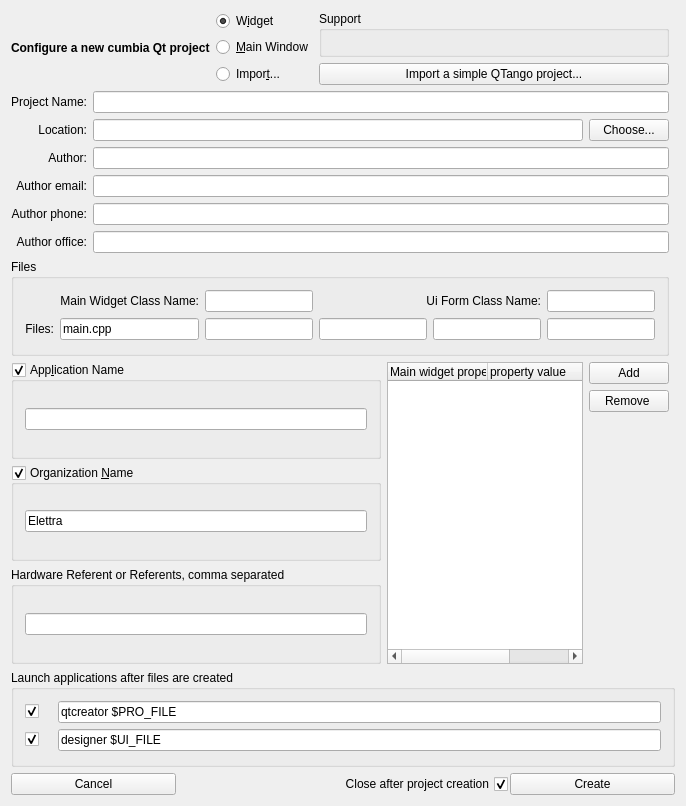
Qt form qumbia-apps/qumbiaprojectwizard/qumbiaprojectwizard.ui (ELETTRA-SincrotroneTrieste/cumbia-libs) before a commit.
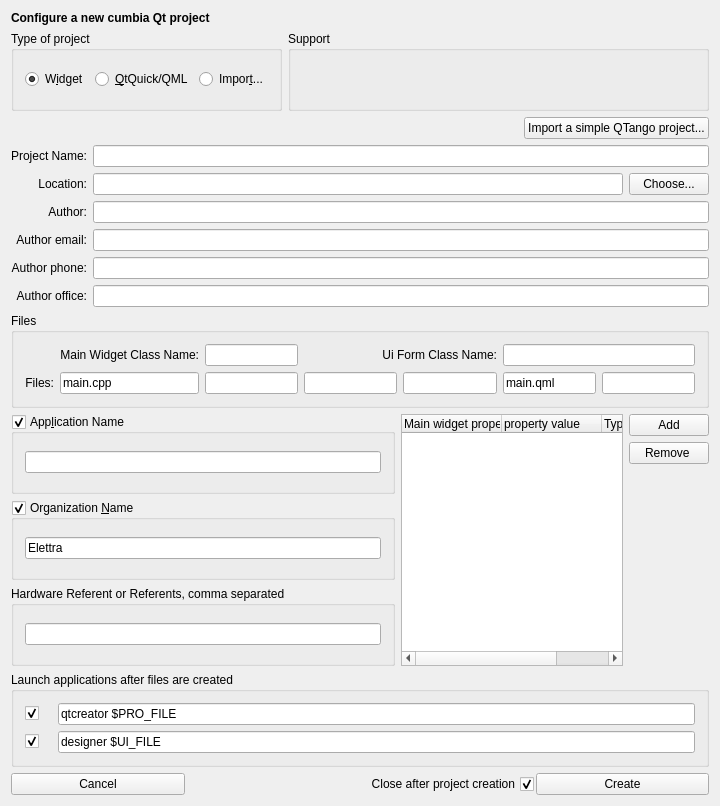
The same form after that commit.

Commit message: initial support to create qml projects

The edit to the form file:
```diff
--- a/qumbia-apps/qumbiaprojectwizard/qumbiaprojectwizard.ui
+++ b/qumbia-apps/qumbiaprojectwizard/qumbiaprojectwizard.ui
@@ -6,7 +6,7 @@
    <rect>
     <x>0</x>
     <y>0</y>
-    <width>686</width>
+    <width>720</width>
     <height>806</height>
    </rect>
   </property>
@@ -14,10 +14,32 @@
    <string>New cumbia Qt Project</string>
   </property>
   <layout class="QGridLayout" name="gridLayout_4">
-   <item row="5" column="0" colspan="4">
-    <widget class="QGroupBox" name="groupBox_4">
+   <item row="0" column="0" colspan="2">
+    <widget class="QLabel" name="label_6">
+     <property name="sizePolicy">
+      <sizepolicy hsizetype="Preferred" vsizetype="Fixed">
+       <horstretch>0</horstretch>
+       <verstretch>0</verstretch>
+      </sizepolicy>
+     </property>
+     <property name="font">
+      <font>
+       <weight>75</weight>
+       <bold>true</bold>
+      </font>
+     </property>
+     <property name="text">
+      <string>Configure a new cumbia Qt project</string>
+     </property>
+     <property name="alignment">
+      <set>Qt::AlignLeading|Qt::AlignLeft|Qt::AlignVCenter</set>
+     </property>
+    </widget>
+   </item>
+   <item row="12" column="0" colspan="5">
+    <widget class="QGroupBox" name="groupBox_2">
      <property name="title">
-      <string>App&amp;lication Name</string>
+      <string>Organization &amp;Name</string>
      </property>
      <property name="checkable">
       <bool>true</bool>
@@ -25,9 +47,15 @@
      <property name="save" stdset="0">
       <bool>true</bool>
      </property>
-     <layout class="QHBoxLayout" name="horizontalLayout_3">
+     <layout class="QHBoxLayout" name="horizontalLayout_2">
       <item>
-       <widget class="QLineEdit" name="leApplicationName">
+       <widget class="QLineEdit" name="leOrganizationName">
+        <property name="text">
+         <string>Elettra</string>
+        </property>
+        <property name="save" stdset="0">
+         <bool>true</bool>
+        </property>
         <property name="placeholder" stdset="0">
          <string>$APPLICATION_NAME$</string>
         </property>
@@ -39,7 +67,7 @@
      </layout>
     </widget>
    </item>
-   <item row="8" column="0" colspan="6">
+   <item row="14" column="0" colspan="7">
     <widget class="QGroupBox" name="groupBox">
      <property name="title">
       <string>Launch applications after files are created</string>
@@ -107,7 +135,7 @@
      </layout>
     </widget>
    </item>
-   <item row="10" column="0" colspan="6">
+   <item row="16" column="0" colspan="7">
     <layout class="QHBoxLayout" name="horizontalLayout">
      <property name="spacing">
       <number>2</number>
@@ -162,7 +190,224 @@
      </item>
     </layout>
    </item>
-   <item row="3" column="0" colspan="5">
+   <item row="10" column="0" colspan="7">
+    <widget class="QGroupBox" name="grBoxFiles">
+     <property name="title">
+      <string>Files</string>
+     </property>
+     <layout class="QGridLayout" name="gridLayout">
+      <item row="1" column="0">
+       <widget class="QLabel" name="label_5">
+        <property name="text">
+         <string>Files:</string>
+        </property>
+        <property name="alignment">
+         <set>Qt::AlignRight|Qt::AlignTrailing|Qt::AlignVCenter</set>
+        </property>
+       </widget>
+      </item>
+      <item row="1" column="1">
+       <widget class="QLineEdit" name="leMain">
+        <property name="text">
+         <string>main.cpp</string>
+        </property>
+        <property name="checkContents" stdset="0">
+         <string>not_empty</string>
+        </property>
+        <property name="extension" stdset="0">
+         <string>.cpp</string>
+        </property>
+       </widget>
+      </item>
+      <item row="1" column="2">
+       <widget class="QLineEdit" name="leCppFile">
+        <property name="toolTip">
+         <string>&lt;html&gt;&lt;head/&gt;&lt;body&gt;&lt;p&gt;Widget or main window file&lt;/p&gt;&lt;/body&gt;&lt;/html&gt;</string>
+        </property>
+        <property name="placeholder" stdset="0">
+         <string>$CPPFILE$</string>
+        </property>
+        <property name="checkContents" stdset="0">
+         <string>not_empty</string>
+        </property>
+        <property name="extension" stdset="0">
+         <string>.cpp</string>
+        </property>
+       </widget>
+      </item>
+      <item row="1" column="3">
+       <widget class="QLineEdit" name="leCHFile">
+        <property name="toolTip">
+         <string>&lt;html&gt;&lt;head/&gt;&lt;body&gt;&lt;p&gt;Widget or main window header file&lt;/p&gt;&lt;/body&gt;&lt;/html&gt;</string>
+        </property>
+        <property name="placeholder" stdset="0">
+         <string>$HFILE$</string>
+        </property>
+        <property name="checkContents" stdset="0">
+         <string>not_empty</string>
+        </property>
+        <property name="extension" stdset="0">
+         <string>.h</string>
+        </property>
+       </widget>
+      </item>
+      <item row="1" column="4">
+       <widget class="QLineEdit" name="leFormFile">
+        <property name="toolTip">
+         <string>&lt;html&gt;&lt;head/&gt;&lt;body&gt;&lt;p&gt;Widget or main window designer form &amp;quot;ui&amp;quot; file&lt;/p&gt;&lt;/body&gt;&lt;/html&gt;</string>
+        </property>
+        <property name="placeholder" stdset="0">
+         <string>$FORMFILE$</string>
+        </property>
+        <property name="checkContents" stdset="0">
+         <string>not_empty</string>
+        </property>
+        <property name="extension" stdset="0">
+         <string>.ui</string>
+        </property>
+       </widget>
+      </item>
+      <item row="1" column="6">
+       <widget class="QLineEdit" name="leProFile">
+        <property name="checkContents" stdset="0">
+         <string>not_empty</string>
+        </property>
+        <property name="extension" stdset="0">
+         <string>.pro</string>
+        </property>
+       </widget>
+      </item>
+      <item row="0" column="3" colspan="2">
+       <widget class="QLabel" name="label_11">
+        <property name="text">
+         <string>Ui Form Class Name:</string>
+        </property>
+        <property name="alignment">
+         <set>Qt::AlignRight|Qt::AlignTrailing|Qt::AlignVCenter</set>
+        </property>
+       </widget>
+      </item>
+      <item row="0" column="2">
+       <widget class="QLineEdit" name="leMainWidgetName">
+        <property name="placeholder" stdset="0">
+         <string>$MAINCLASS$</string>
+        </property>
+        <property name="checkContents" stdset="0">
+         <string>not_empty</string>
+        </property>
+       </widget>
+      </item>
+      <item row="0" column="1">
+       <widget class="QLabel" name="label_10">
+        <property name="text">
+         <string>Main Widget Class Name:</string>
+        </property>
+        <property name="alignment">
+         <set>Qt::AlignRight|Qt::AlignTrailing|Qt::AlignVCenter</set>
+        </property>
+       </widget>
+      </item>
+      <item row="1" column="5">
+       <widget class="QLineEdit" name="leMainQml">
+        <property name="toolTip">
+         <string>&lt;html&gt;&lt;head/&gt;&lt;body&gt;&lt;p&gt;The main QML file for the UI&lt;/p&gt;&lt;/body&gt;&lt;/html&gt;</string>
+        </property>
+        <property name="text">
+         <string>main.qml</string>
+        </property>
+        <property name="placeholder" stdset="0">
+         <string>$FORMFILE$</string>
+        </property>
+        <property name="checkContents" stdset="0">
+         <string>not_empty</string>
+        </property>
+        <property name="extension" stdset="0">
+         <string>.qml</string>
+        </property>
+       </widget>
+      </item>
+      <item row="0" column="5" colspan="2">
+       <widget class="QLineEdit" name="leUiFormClassName">
+        <property name="placeholder" stdset="0">
+         <string>$UIFORMCLASS$</string>
+        </property>
+        <property name="checkContents" stdset="0">
+         <string>not_empty</string>
+        </property>
+       </widget>
+      </item>
+     </layout>
+    </widget>
+   </item>
+   <item row="11" column="0" colspan="5">
+    <widget class="QGroupBox" name="groupBox_4">
+     <property name="title">
+      <string>App&amp;lication Name</string>
+     </property>
+     <property name="checkable">
+      <bool>true</bool>
+     </property>
+     <property name="save" stdset="0">
+      <bool>true</bool>
+     </property>
+     <layout class="QHBoxLayout" name="horizontalLayout_3">
+      <item>
+       <widget class="QLineEdit" name="leApplicationName">
+        <property name="placeholder" stdset="0">
+         <string>$APPLICATION_NAME$</string>
+        </property>
+        <property name="content" stdset="0">
+         <string>appname</string>
+        </property>
+       </widget>
+      </item>
+     </layout>
+    </widget>
+   </item>
+   <item row="11" column="5" rowspan="3" colspan="2">
+    <layout class="QGridLayout" name="gridLayout_3">
+     <item row="0" column="1">
+      <widget class="QPushButton" name="pbAddProperty">
+       <property name="text">
+        <string>Add</string>
+       </property>
+      </widget>
+     </item>
+     <item row="1" column="1">
+      <widget class="QPushButton" name="pbRemoveProperty">
+       <property name="text">
+        <string>Remove </string>
+       </property>
+      </widget>
+     </item>
+     <item row="0" column="0" rowspan="3">
+      <widget class="QTreeWidget" name="twProperties">
+       <property name="sizePolicy">
+        <sizepolicy hsizetype="Expanding" vsizetype="Expanding">
+         <horstretch>0</horstretch>
+         <verstretch>0</verstretch>
+        </sizepolicy>
+       </property>
+       <column>
+        <property name="text">
+         <string>Main widget property name</string>
+        </property>
+       </column>
+       <column>
+        <property name="text">
+         <string>property value</string>
+        </property>
+       </column>
+       <column>
+        <property name="text">
+         <string>Type</string>
+        </property>
+       </column>
+      </widget>
+     </item>
+    </layout>
+   </item>
+   <item row="9" column="0" colspan="7">
     <layout class="QGridLayout" name="gridLayout_2">
      <item row="0" column="0">
       <widget class="QLabel" name="label">
@@ -311,168 +556,7 @@
      </item>
     </layout>
    </item>
-   <item row="4" column="0" colspan="5">
-    <widget class="QGroupBox" name="grBoxFiles">
-     <property name="title">
-      <string>Files</string>
-     </property>
-     <layout class="QGridLayout" name="gridLayout">
-      <item row="1" column="0">
-       <widget class="QLabel" name="label_5">
-        <property name="text">
-         <string>Files:</string>
-        </property>
-        <property name="alignment">
-         <set>Qt::AlignRight|Qt::AlignTrailing|Qt::AlignVCenter</set>
-        </property>
-       </widget>
-      </item>
-      <item row="1" column="1">
-       <widget class="QLineEdit" name="leMain">
-        <property name="text">
-         <string>main.cpp</string>
-        </property>
-        <property name="checkContents" stdset="0">
-         <string>not_empty</string>
-        </property>
-        <property name="extension" stdset="0">
-         <string>.cpp</string>
-        </property>
-       </widget>
-      </item>
-      <item row="1" column="2">
-       <widget class="QLineEdit" name="leCppFile">
-        <property name="toolTip">
-         <string>&lt;html&gt;&lt;head/&gt;&lt;body&gt;&lt;p&gt;Widget or main window file&lt;/p&gt;&lt;/body&gt;&lt;/html&gt;</string>
-        </property>
-        <property name="placeholder" stdset="0">
-         <string>$CPPFILE$</string>
-        </property>
-        <property name="checkContents" stdset="0">
-         <string>not_empty</string>
-        </property>
-        <property name="extension" stdset="0">
-         <string>.cpp</string>
-        </property>
-       </widget>
-      </item>
-      <item row="1" column="3">
-       <widget class="QLineEdit" name="leCHFile">
-        <property name="toolTip">
-         <string>&lt;html&gt;&lt;head/&gt;&lt;body&gt;&lt;p&gt;Widget or main window header file&lt;/p&gt;&lt;/body&gt;&lt;/html&gt;</string>
-        </property>
-        <property name="placeholder" stdset="0">
-         <string>$HFILE$</string>
-        </property>
-        <property name="checkContents" stdset="0">
-         <string>not_empty</string>
-        </property>
-        <property name="extension" stdset="0">
-         <string>.h</string>
-        </property>
-       </widget>
-      </item>
-      <item row="1" column="4">
-       <widget class="QLineEdit" name="leFormFile">
-        <property name="toolTip">
-         <string>&lt;html&gt;&lt;head/&gt;&lt;body&gt;&lt;p&gt;Widget or main window designer form &amp;quot;ui&amp;quot; file&lt;/p&gt;&lt;/body&gt;&lt;/html&gt;</string>
-        </property>
-        <property name="placeholder" stdset="0">
-         <string>$FORMFILE$</string>
-        </property>
-        <property name="checkContents" stdset="0">
-         <string>not_empty</string>
-        </property>
-        <property name="extension" stdset="0">
-         <string>.ui</string>
-        </property>
-       </widget>
-      </item>
-      <item row="1" column="5">
-       <widget class="QLineEdit" name="leProFile">
-        <property name="checkContents" stdset="0">
-         <string>not_empty</string>
-        </property>
-        <property name="extension" stdset="0">
-         <string>.pro</string>
-        </property>
-       </widget>
-      </item>
-      <item row="0" column="5">
-       <widget class="QLineEdit" name="leUiFormClassName">
-        <property name="placeholder" stdset="0">
-         <string>$UIFORMCLASS$</string>
-        </property>
-        <property name="checkContents" stdset="0">
-         <string>not_empty</string>
-        </property>
-       </widget>
-      </item>
-      <item row="0" column="3" colspan="2">
-       <widget class="QLabel" name="label_11">
-        <property name="text">
-         <string>Ui Form Class Name:</string>
-        </property>
-        <property name="alignment">
-         <set>Qt::AlignRight|Qt::AlignTrailing|Qt::AlignVCenter</set>
-        </property>
-       </widget>
-      </item>
-      <item row="0" column="2">
-       <widget class="QLineEdit" name="leMainWidgetName">
-        <property name="placeholder" stdset="0">
-         <string>$MAINCLASS$</string>
-        </property>
-        <property name="checkContents" stdset="0">
-         <string>not_empty</string>
-        </property>
-       </widget>
-      </item>
-      <item row="0" column="1">
-       <widget class="QLabel" name="label_10">
-        <property name="text">
-         <string>Main Widget Class Name:</string>
-        </property>
-        <property name="alignment">
-         <set>Qt::AlignRight|Qt::AlignTrailing|Qt::AlignVCenter</set>
-        </property>
-       </widget>
-      </item>
-     </layout>
-    </widget>
-   </item>
-   <item row="6" column="0" colspan="4">
-    <widget class="QGroupBox" name="groupBox_2">
-     <property name="title">
-      <string>Organization &amp;Name</string>
-     </property>
-     <property name="checkable">
-      <bool>true</bool>
-     </property>
-     <property name="save" stdset="0">
-      <bool>true</bool>
-     </property>
-     <layout class="QHBoxLayout" name="horizontalLayout_2">
-      <item>
-       <widget class="QLineEdit" name="leOrganizationName">
-        <property name="text">
-         <string>Elettra</string>
-        </property>
-        <property name="save" stdset="0">
-         <bool>true</bool>
-        </property>
-        <property name="placeholder" stdset="0">
-         <string>$ORGANIZATION_NAME$</string>
-        </property>
-        <property name="content" stdset="0">
-         <string>orgname</string>
-        </property>
-       </widget>
-      </item>
-     </layout>
-    </widget>
-   </item>
-   <item row="7" column="0" colspan="4">
+   <item row="13" column="0" colspan="5">
     <widget class="QGroupBox" name="groupBox_5">
      <property name="title">
       <string>Hardware Referent or Referents, comma separated</string>
@@ -491,93 +575,43 @@
      </layout>
     </widget>
    </item>
-   <item row="5" column="4" rowspan="3">
-    <layout class="QGridLayout" name="gridLayout_3">
-     <item row="0" column="1">
-      <widget class="QPushButton" name="pbAddProperty">
-       <property name="text">
-        <string>Add</string>
-       </property>
-      </widget>
-     </item>
-     <item row="1" column="1">
-      <widget class="QPushButton" name="pbRemoveProperty">
-       <property name="text">
-        <string>Remove </string>
-       </property>
-      </widget>
-     </item>
-     <item row="0" column="0" rowspan="3">
-      <widget class="QTreeWidget" name="twProperties">
-       <property name="sizePolicy">
-        <sizepolicy hsizetype="Expanding" vsizetype="Expanding">
-         <horstretch>0</horstretch>
-         <verstretch>0</verstretch>
-        </sizepolicy>
-       </property>
-       <column>
+   <item row="1" column="0">
+    <widget class="QGroupBox" name="groupBox_3">
+     <property name="title">
+      <string>Type of project</string>
+     </property>
+     <layout class="QHBoxLayout" name="horizontalLayout_6">
+      <item>
+       <widget class="QRadioButton" name="rbWidget">
         <property name="text">
-         <string>Main widget property name</string>
+         <string>W&amp;idget</string>
         </property>
-       </column>
-       <column>
+        <property name="checked">
+         <bool>true</bool>
+        </property>
+       </widget>
+      </item>
+      <item>
+       <widget class="QRadioButton" name="rbQml">
         <property name="text">
-         <string>property value</string>
+         <string>&amp;QtQuick/QML</string>
         </property>
-       </column>
-       <column>
+       </widget>
+      </item>
+      <item>
+       <widget class="QRadioButton" name="rbImport">
+        <property name="toolTip">
+         <string>&lt;html&gt;&lt;head/&gt;&lt;body&gt;&lt;p&gt;migrate a &lt;span style=&quot; font-weight:600;&quot;&gt;simple&lt;/span&gt; QTango project to a cumbia project&lt;/p&gt;&lt;/body&gt;&lt;/html&gt;</string>
+        </property>
         <property name="text">
-         <string>Type</string>
+         <string>Impor&amp;t...</string>
         </property>
-       </column>
-      </widget>
-     </item>
-    </layout>
-   </item>
-   <item row="0" column="0" rowspan="3" colspan="2">
-    <widget class="QLabel" name="label_6">
-     <property name="font">
-      <font>
-       <weight>75</weight>
-       <bold>true</bold>
-      </font>
-     </property>
-     <property name="text">
-      <string>Configure a new cumbia Qt project</string>
-     </property>
-     <property name="alignment">
-      <set>Qt::AlignLeading|Qt::AlignLeft|Qt::AlignVCenter</set>
-     </property>
+       </widget>
+      </item>
+     </layout>
     </widget>
    </item>
-   <item row="0" column="2">
-    <widget class="QRadioButton" name="rbWidget">
-     <property name="text">
-      <string>W&amp;idget</string>
-     </property>
-     <property name="checked">
-      <bool>true</bool>
-     </property>
-    </widget>
-   </item>
-   <item row="1" column="2">
-    <widget class="QRadioButton" name="rbMainWidget">
-     <property name="text">
-      <string>&amp;Main Window</string>
-     </property>
-    </widget>
-   </item>
-   <item row="2" column="2">
-    <widget class="QRadioButton" name="rbImport">
-     <property name="toolTip">
-      <string>&lt;html&gt;&lt;head/&gt;&lt;body&gt;&lt;p&gt;migrate a &lt;span style=&quot; font-weight:600;&quot;&gt;simple&lt;/span&gt; QTango project to a cumbia project&lt;/p&gt;&lt;/body&gt;&lt;/html&gt;</string>
-     </property>
-     <property name="text">
-      <string>Impor&amp;t...</string>
-     </property>
-    </widget>
-   </item>
-   <item row="0" column="3" rowspan="2" colspan="2">
+   <item row="1" column="1" colspan="6">
     <widget class="QGroupBox" name="gbSupport">
      <property name="title">
       <string>Support</string>
@@ -585,7 +619,7 @@
      <layout class="QHBoxLayout" name="horizontalLayout_5"/>
     </widget>
    </item>
-   <item row="2" column="3" colspan="2">
+   <item row="2" column="6">
     <widget class="QPushButton" name="pbImport">
      <property name="text">
       <string>Import a simple QTango project...</string>
```
Left out of the diff: 4 changed lines with no effect on the pictures. The commit also changes 9 other files.
